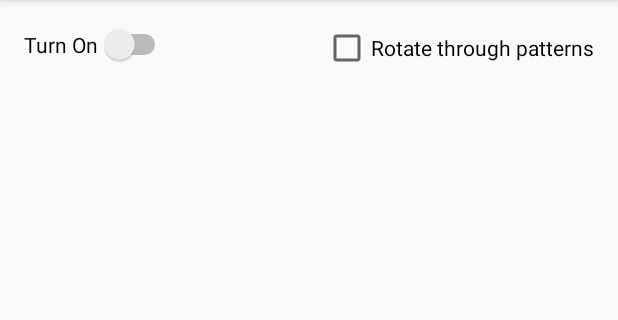
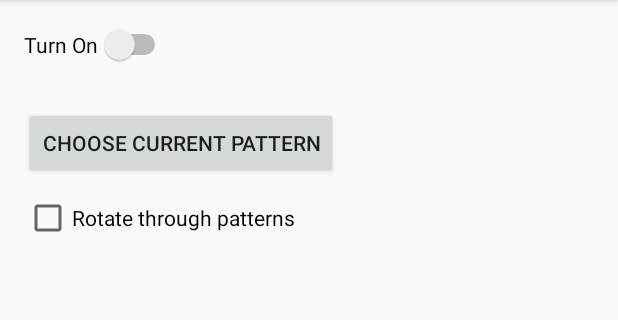
Before and after one commit to kamodev/8x8x8_RPi_Zero_LED_Cube, an Android app: the screen it shows after launch (MainActivity), on a phone screen of 412 x 824 dp, the part 84-404 px from its top. Run offline under Robolectric (Android 15) with nearby library versions, the phone set to English and light mode, and no system bars.

Commit message:
Added Pattern choices Dialog Added launcher icon

```diff
--- a/andriod_control/app/build.gradle
+++ b/andriod_control/app/build.gradle
@@ -24,4 +24,6 @@ dependencies {
     testCompile 'junit:junit:4.12'
     compile 'com.android.support:appcompat-v7:23.1.1'
     compile 'com.android.support:design:23.1.1'
+    compile 'com.android.support:support-v4:23.1.1'
+    compile 'com.google.android.gms:play-services-appindexing:8.1.0'
 }
--- a/andriod_control/app/src/main/res/layout/content_main.xml
+++ b/andriod_control/app/src/main/res/layout/content_main.xml
@@ -29,14 +29,20 @@
         android:text="Rotate through patterns"
         android:id="@+id/chkPatternRotate"
         android:checked="false"
-        android:layout_alignParentTop="true"
-        android:layout_alignParentRight="true"
-        android:layout_alignParentEnd="true" />
+        android:layout_below="@+id/swPower"
+        android:layout_alignParentLeft="true"
+        android:layout_alignParentStart="true"
+        android:layout_marginTop="86dp" />
 
-    <ListView
-        android:id="@android:id/list"
-        android:choiceMode="singleChoice"
-        android:layout_width="match_parent"
-        android:layout_height="wrap_content"  />
+    <Button
+        android:layout_width="wrap_content"
+        android:layout_height="wrap_content"
+        android:text="Choose Current Pattern"
+        android:id="@+id/btnChoosePattern"
+        android:layout_below="@+id/swPower"
+        android:layout_alignParentLeft="true"
+        android:layout_alignParentStart="true"
+        android:layout_marginTop="28dp"
+        android:onClick="openPatternsChoices"/>
 
 </RelativeLayout>
--- a/andriod_control/app/src/main/res/values/strings.xml
+++ b/andriod_control/app/src/main/res/values/strings.xml
@@ -1,4 +1,5 @@
 <resources>
     <string name="app_name">8x8x8 LED Cube</string>
     <string name="action_settings">Settings</string>
+    <string name="dlg_patterns_title">Choose a Pattern</string>
 </resources>
```
Also changed, not shown: andriod_control/app/src/main/AndroidManifest.xml (+6 -1 lines), andriod_control/app/src/main/java/com/kamobagula/ledcube/MainActivity.java (+17 -9 lines), andriod_control/app/src/main/java/layout/DlgPatternsFragment.java (added, +29 -0 lines), andriod_control/app/src/main/res/values/array.xml (added, +10 -0 lines), andriod_control/app/src/main/ic_launcher_LED-web.png (added), andriod_control/app/src/main/ic_launcher_led-web.png (added), andriod_control/app/src/main/res/mipmap-hdpi/ic_launcher.png (deleted), andriod_control/app/src/main/res/mipmap-hdpi/ic_launcher_led.png (added), andriod_control/app/src/main/res/mipmap-mdpi/ic_launcher.png (deleted), andriod_control/app/src/main/res/mipmap-mdpi/ic_launcher_led.png (added), andriod_control/app/src/main/res/mipmap-xhdpi/ic_launcher.png (deleted), andriod_control/app/src/main/res/mipmap-xhdpi/ic_launcher_led.png (added), andriod_control/app/src/main/res/mipmap-xxhdpi/ic_launcher.png (deleted), andriod_control/app/src/main/res/mipmap-xxhdpi/ic_launcher_led.png (added), 2 more files.
